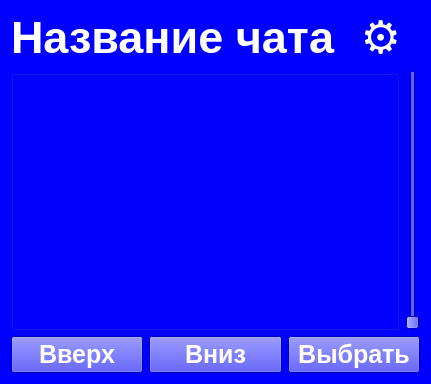
First picture: the form in ui/ArchiveView.ui, repository yepIwt/Tuchka, before the edit.
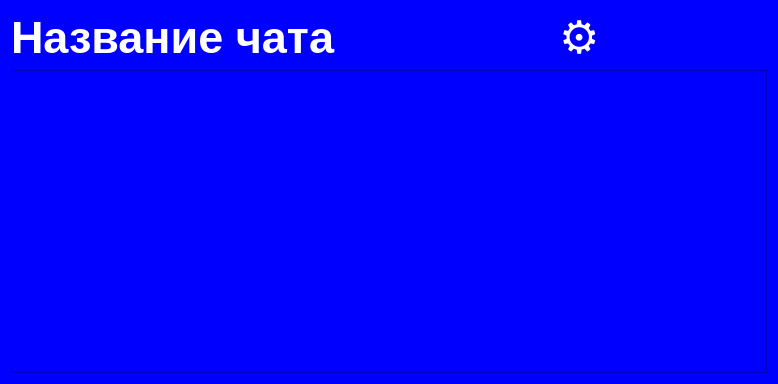
Second picture: the form after the edit.

Commit message: Ref: Change ArchiveView

```diff
--- a/ui/ArchiveView.ui
+++ b/ui/ArchiveView.ui
@@ -6,7 +6,7 @@
    <rect>
     <x>0</x>
     <y>0</y>
-    <width>431</width>
+    <width>778</width>
     <height>384</height>
    </rect>
   </property>
@@ -49,77 +49,13 @@
     </layout>
    </item>
    <item>
-    <layout class="QHBoxLayout" name="horizontalLayout_2">
-     <item>
-      <widget class="QGroupBox" name="ReleasesWidget">
-       <property name="sizePolicy">
-        <sizepolicy hsizetype="Preferred" vsizetype="Preferred">
-         <horstretch>0</horstretch>
-         <verstretch>0</verstretch>
-        </sizepolicy>
-       </property>
-       <property name="title">
-        <string/>
-       </property>
-       <property name="alignment">
-        <set>Qt::AlignCenter</set>
-       </property>
-       <property name="flat">
-        <bool>false</bool>
-       </property>
-      </widget>
-     </item>
-     <item>
-      <widget class="QSlider" name="TimeLine">
-       <property name="orientation">
-        <enum>Qt::Vertical</enum>
-       </property>
-      </widget>
-     </item>
-    </layout>
+    <layout class="QHBoxLayout" name="horizontalLayout_2"/>
    </item>
    <item>
-    <layout class="QHBoxLayout" name="horizontalLayout_3">
-     <item>
-      <widget class="QPushButton" name="UpButton">
-       <property name="styleSheet">
-        <string notr="true">font-family:'Open Sans'; 
-font-size:25px; 
-font-weight:696; 
-color:#ffffff;</string>
-       </property>
-       <property name="text">
-        <string>Вверх</string>
-       </property>
-      </widget>
-     </item>
-     <item>
-      <widget class="QPushButton" name="DownButton">
-       <property name="styleSheet">
-        <string notr="true">font-family:'Open Sans'; 
-font-size:25px; 
-font-weight:696; 
-color:#ffffff;</string>
-       </property>
-       <property name="text">
-        <string>Вниз</string>
-       </property>
-      </widget>
-     </item>
-     <item>
-      <widget class="QPushButton" name="SelectButton">
-       <property name="styleSheet">
-        <string notr="true">font-family:'Open Sans'; 
-font-size:25px; 
-font-weight:696; 
-color:#ffffff;</string>
-       </property>
-       <property name="text">
-        <string>Выбрать</string>
-       </property>
-      </widget>
-     </item>
-    </layout>
+    <widget class="QListWidget" name="ReleasesWidget"/>
+   </item>
+   <item>
+    <layout class="QHBoxLayout" name="horizontalLayout_3"/>
    </item>
   </layout>
  </widget>
```
The commit also changes 2 other files.
